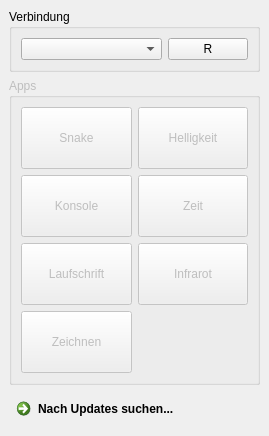
The window that Software/ui_qlocktwo.ui (tfeldmann/QlockToo) describes before a commit, drawn with Qt 5.
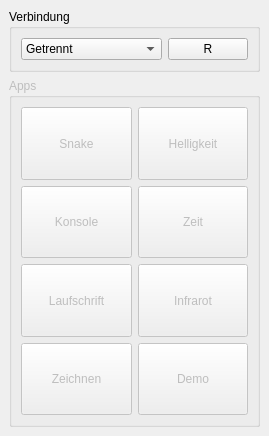
The same window after the commit.

Commit message: removed update button

```diff
--- a/Software/ui_qlocktwo.ui
+++ b/Software/ui_qlocktwo.ui
@@ -24,7 +24,13 @@
        <item row="1" column="0">
         <layout class="QHBoxLayout" name="horizontalLayout">
          <item>
-          <widget class="QComboBox" name="port"/>
+          <widget class="QComboBox" name="port">
+           <item>
+            <property name="text">
+             <string>Getrennt</string>
+            </property>
+           </item>
+          </widget>
          </item>
          <item>
           <widget class="QPushButton" name="refresh">
@@ -147,16 +153,22 @@
          </property>
         </widget>
        </item>
+       <item row="6" column="1">
+        <widget class="QPushButton" name="demo">
+         <property name="sizePolicy">
+          <sizepolicy hsizetype="Minimum" vsizetype="Expanding">
+           <horstretch>0</horstretch>
+           <verstretch>0</verstretch>
+          </sizepolicy>
+         </property>
+         <property name="text">
+          <string>Demo</string>
+         </property>
+        </widget>
+       </item>
       </layout>
      </widget>
     </item>
-    <item>
-     <widget class="QCommandLinkButton" name="update">
-      <property name="text">
-       <string>Nach Updates suchen...</string>
-      </property>
-     </widget>
-    </item>
    </layout>
   </widget>
  </widget>
```
The commit also changes 2 other files.
